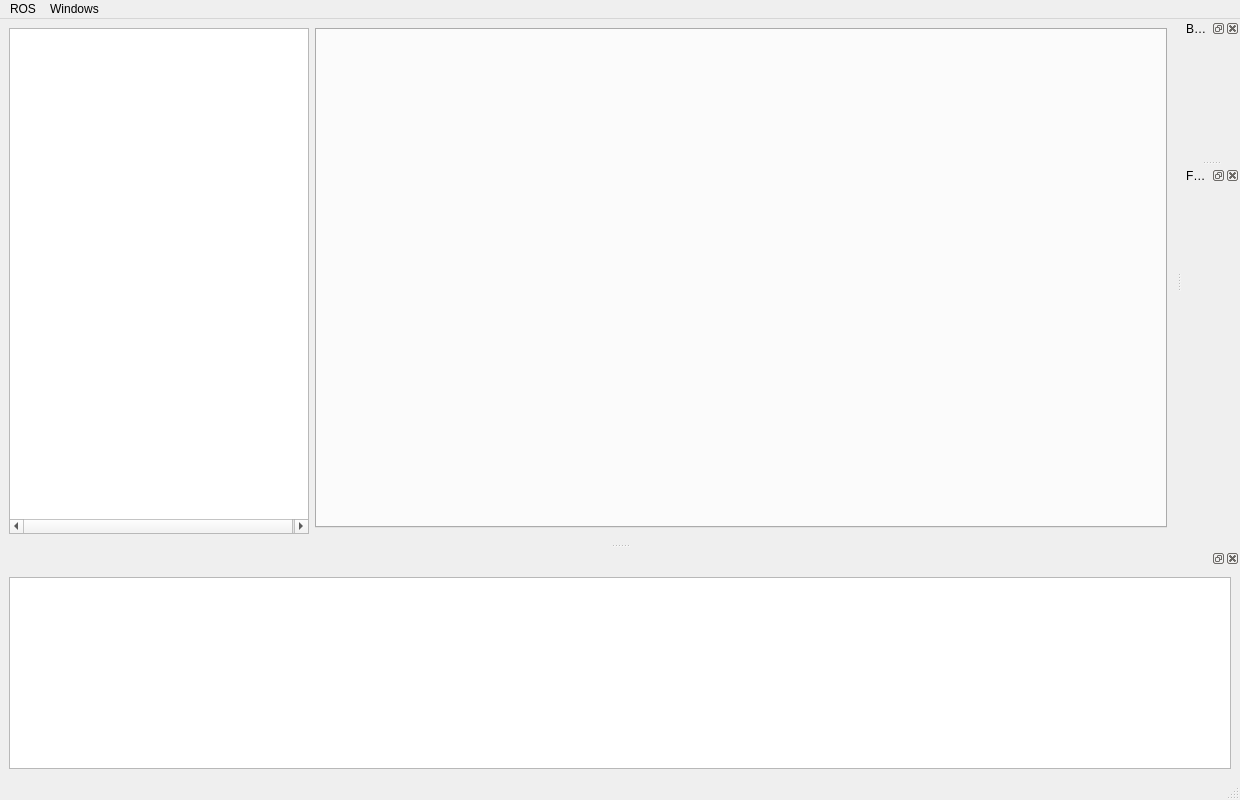
First picture: the form in resource/ROSLab.ui, repository sem23/roslab_ide, before the edit.
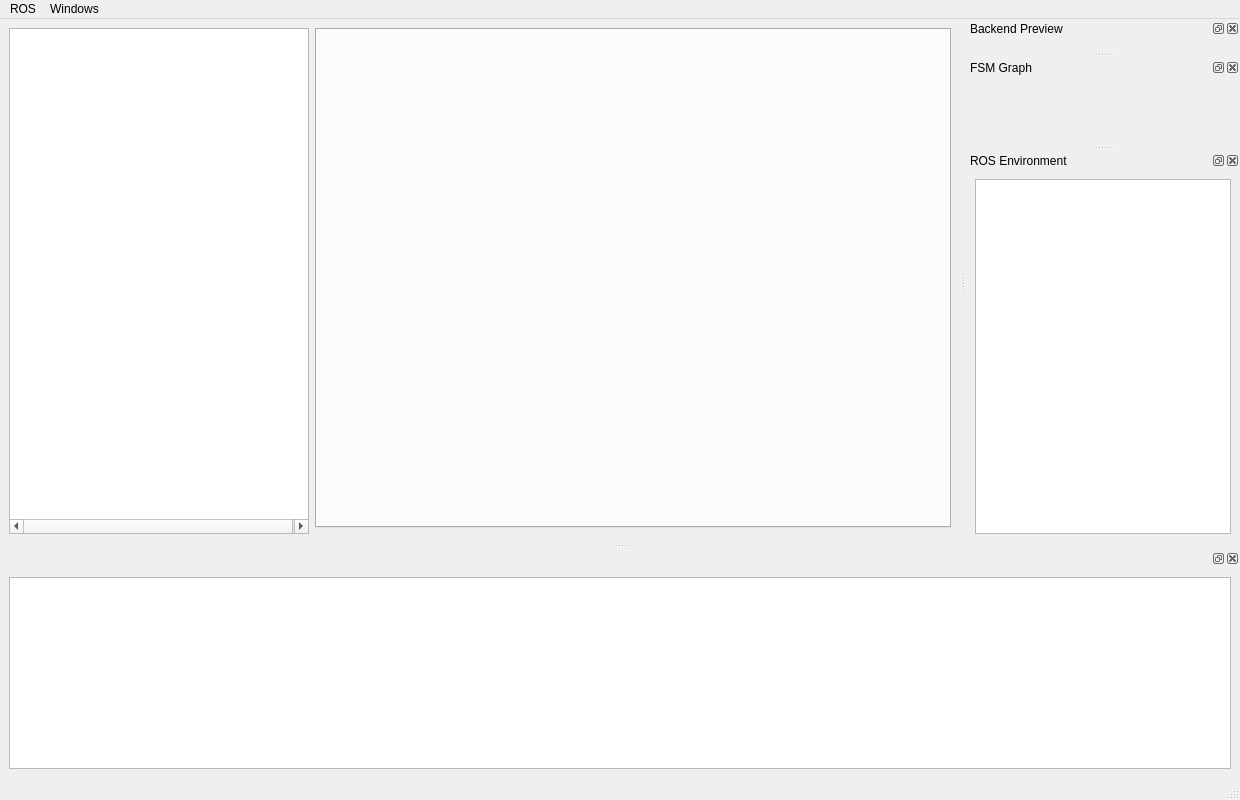
Second picture: the form after the edit.

Commit message:
Added ROS Environment dock widget.
- Added dock widget to display and change current ROS environment
variables (ROS_MASTER_URI, ROS_HOSTNAME, ...).

```diff
--- a/resource/ROSLab.ui
+++ b/resource/ROSLab.ui
@@ -208,6 +208,21 @@
     </layout>
    </widget>
   </widget>
+  <widget class="QDockWidget" name="envDockWidget">
+   <property name="windowTitle">
+    <string>ROS Environment</string>
+   </property>
+   <attribute name="dockWidgetArea">
+    <number>2</number>
+   </attribute>
+   <widget class="QWidget" name="envDockWidgetContents">
+    <layout class="QGridLayout" name="gridLayout_4">
+     <item row="0" column="0">
+      <widget class="QTableWidget" name="tableWidget"/>
+     </item>
+    </layout>
+   </widget>
+  </widget>
   <action name="actionSettings">
    <property name="text">
     <string>Settings</string>
```
